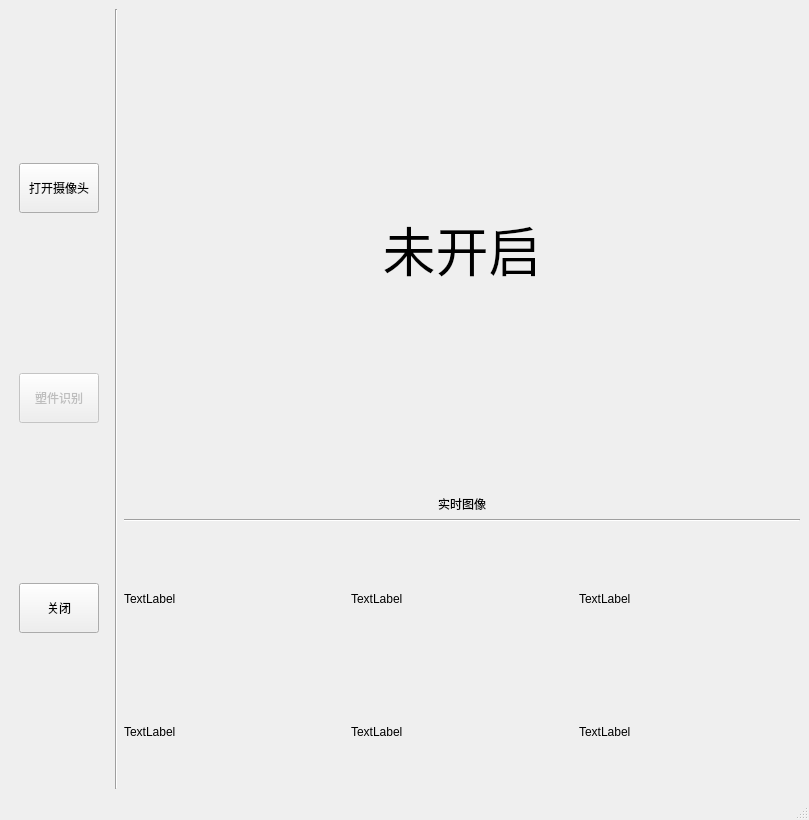
Old version of the form ProjectUi.ui in the repository Riptide41/PyQtProject.
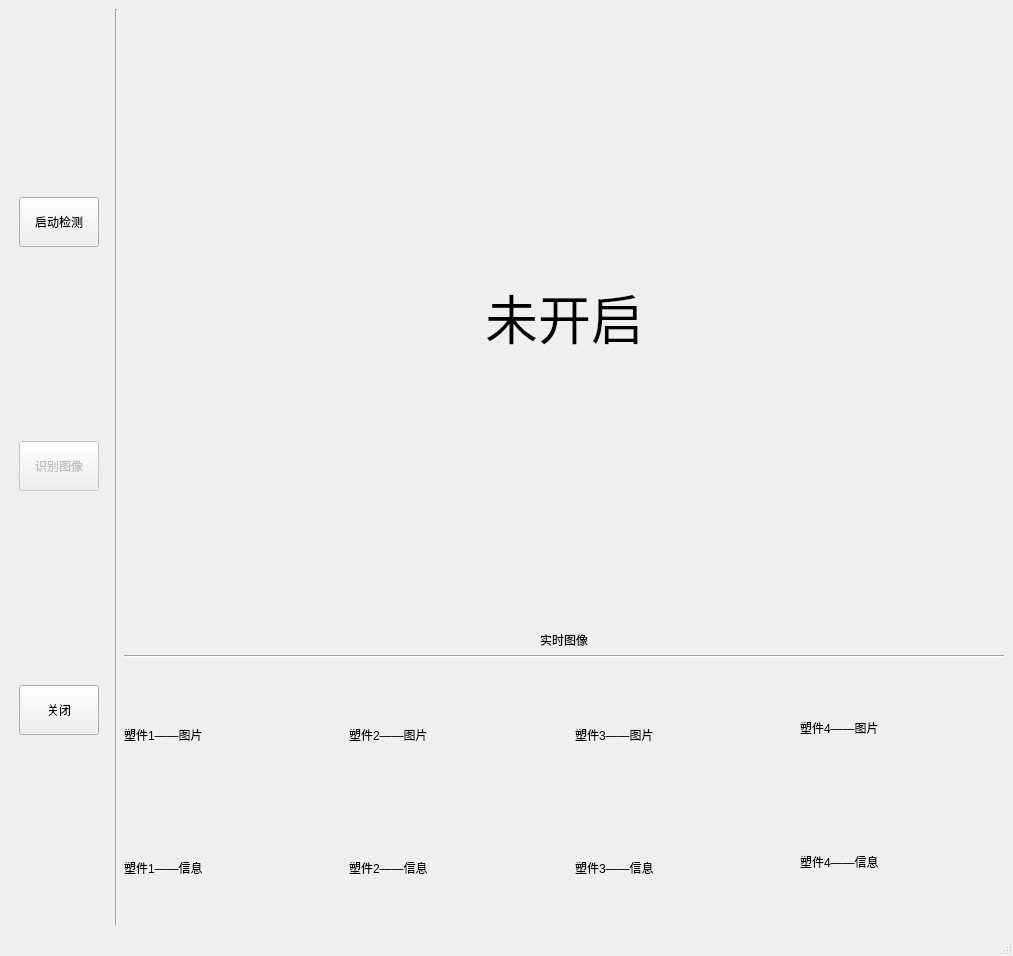
New version of the form.

The edit to the form file:
```diff
--- a/ProjectUi.ui
+++ b/ProjectUi.ui
@@ -6,8 +6,8 @@
    <rect>
     <x>0</x>
     <y>0</y>
-    <width>809</width>
-    <height>820</height>
+    <width>1013</width>
+    <height>956</height>
    </rect>
   </property>
   <property name="sizePolicy">
@@ -24,8 +24,8 @@
   </property>
   <property name="maximumSize">
    <size>
-    <width>809</width>
-    <height>820</height>
+    <width>1013</width>
+    <height>956</height>
    </size>
   </property>
   <property name="windowTitle">
@@ -67,7 +67,7 @@
            </size>
           </property>
           <property name="text">
-           <string>打开摄像头</string>
+           <string>启动检测</string>
           </property>
          </widget>
         </item>
@@ -89,7 +89,7 @@
            </size>
           </property>
           <property name="text">
-           <string>塑件识别</string>
+           <string>识别图像</string>
           </property>
          </widget>
         </item>
@@ -133,8 +133,8 @@
           </property>
           <property name="minimumSize">
            <size>
-            <width>640</width>
-            <height>480</height>
+            <width>881</width>
+            <height>616</height>
            </size>
           </property>
           <property name="font">
@@ -186,7 +186,7 @@
                </size>
               </property>
               <property name="text">
-               <string>TextLabel</string>
+               <string>塑件1——图片</string>
               </property>
              </widget>
             </item>
@@ -199,7 +199,7 @@
                </size>
               </property>
               <property name="text">
-               <string>TextLabel</string>
+               <string>塑件1——信息</string>
               </property>
              </widget>
             </item>
@@ -222,7 +222,7 @@
                </size>
               </property>
               <property name="text">
-               <string>TextLabel</string>
+               <string>塑件2——图片</string>
               </property>
              </widget>
             </item>
@@ -241,7 +241,7 @@
                </size>
               </property>
               <property name="text">
-               <string>TextLabel</string>
+               <string>塑件2——信息</string>
               </property>
              </widget>
             </item>
@@ -264,7 +264,7 @@
                </size>
               </property>
               <property name="text">
-               <string>TextLabel</string>
+               <string>塑件3——图片</string>
               </property>
              </widget>
             </item>
@@ -277,7 +277,31 @@
                </size>
               </property>
               <property name="text">
-               <string>TextLabel</string>
+               <string>塑件3——信息</string>
+              </property>
+             </widget>
+            </item>
+           </layout>
+          </item>
+          <item>
+           <layout class="QVBoxLayout" name="verticalLayout_4">
+            <item>
+             <widget class="QLabel" name="dict_4">
+              <property name="minimumSize">
+               <size>
+                <width>204</width>
+                <height>114</height>
+               </size>
+              </property>
+              <property name="text">
+               <string>塑件4——图片</string>
+              </property>
+             </widget>
+            </item>
+            <item>
+             <widget class="QLabel" name="dict_4_info">
+              <property name="text">
+               <string>塑件4——信息</string>
               </property>
              </widget>
             </item>
```
Left out of the diff: 2 changed lines with no effect on the pictures.
